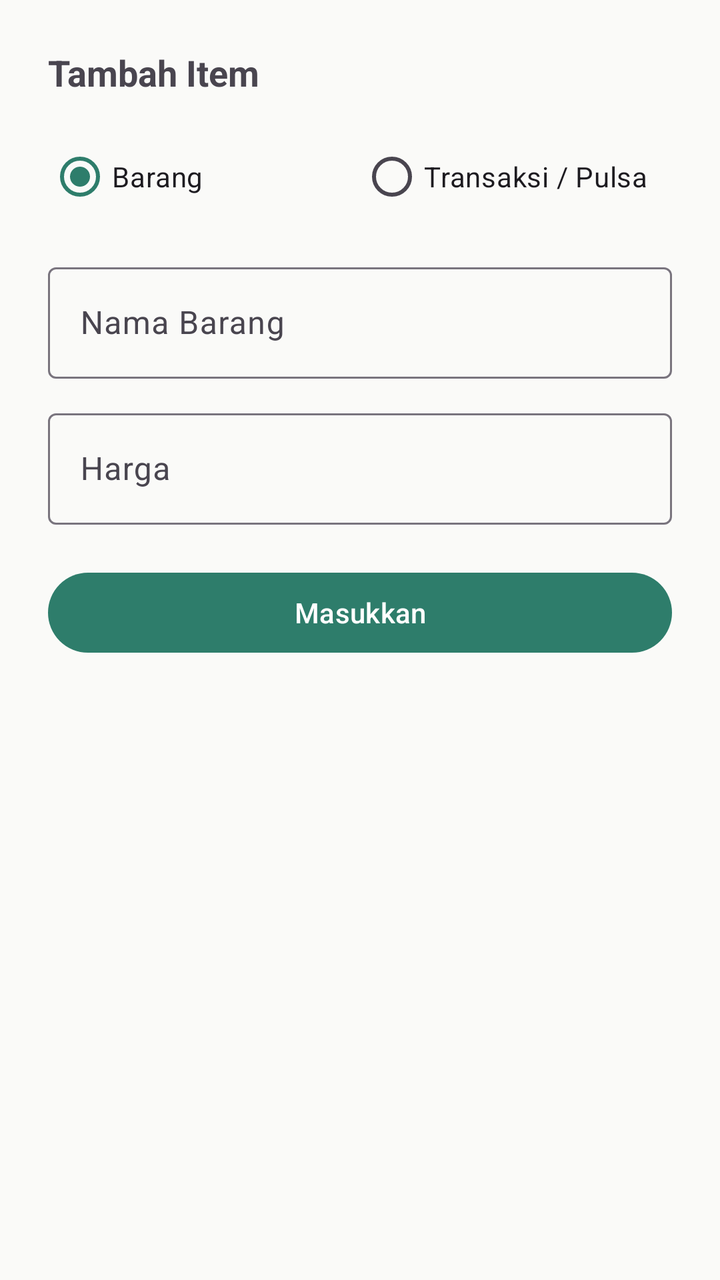
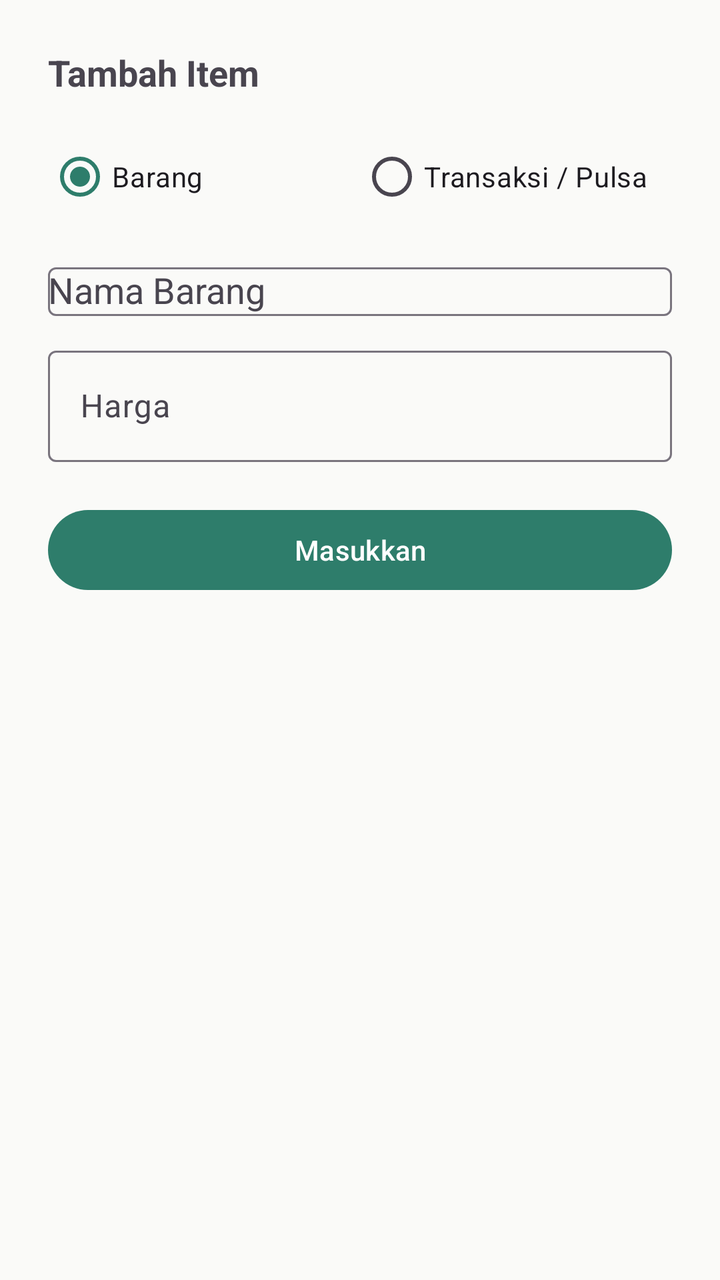

Compare the two renders of this Android layout. The source of the first and the diff that turns it into the second are given below.
<!-- AndroidManifest.xml: application theme Theme.KasirAksesoris -->
<!-- res/layout/dialog_add_item.xml -->
<?xml version="1.0" encoding="utf-8"?>
<LinearLayout xmlns:android="http://schemas.android.com/apk/res/android"
    xmlns:app="http://schemas.android.com/apk/res-auto"
    android:layout_width="match_parent"
    android:layout_height="wrap_content"
    android:orientation="vertical"
    android:padding="24dp">

    <TextView
        android:id="@+id/tvJudulDialog"
        android:layout_width="wrap_content"
        android:layout_height="wrap_content"
        android:text="Tambah Item"
        android:textStyle="bold"
        android:textSize="18sp"
        android:layout_marginBottom="16dp" />

    <RadioGroup
        android:id="@+id/radioGroupTipe"
        android:layout_width="match_parent"
        android:layout_height="wrap_content"
        android:orientation="horizontal"
        android:layout_marginBottom="16dp">

        <RadioButton
            android:id="@+id/radioBarang"
            android:layout_width="0dp"
            android:layout_height="wrap_content"
            android:layout_weight="1"
            android:text="Barang"
            android:checked="true" />

        <RadioButton
            android:id="@+id/radioPulsa"
            android:layout_width="0dp"
            android:layout_height="wrap_content"
            android:layout_weight="1"
            android:text="Transaksi / Pulsa" />
    </RadioGroup>

    <com.google.android.material.textfield.TextInputLayout
        android:id="@+id/tilNama"
        android:layout_width="match_parent"
        android:layout_height="wrap_content"
        android:hint="Nama Barang">

        <com.google.android.material.textfield.TextInputEditText
            android:id="@+id/etNama"
            android:layout_width="match_parent"
            android:layout_height="wrap_content"
            android:inputType="textCapWords" />
    </com.google.android.material.textfield.TextInputLayout>

    <com.google.android.material.textfield.TextInputLayout
        android:id="@+id/tilHarga"
        android:layout_width="match_parent"
        android:layout_height="wrap_content"
        android:layout_marginTop="12dp"
        android:hint="Harga">

        <com.google.android.material.textfield.TextInputEditText
            android:id="@+id/etHarga"
            android:layout_width="match_parent"
            android:layout_height="wrap_content"
            android:inputType="number" />
    </com.google.android.material.textfield.TextInputLayout>

    <com.google.android.material.button.MaterialButton
        android:id="@+id/btnMasukkan"
        android:layout_width="match_parent"
        android:layout_height="wrap_content"
        android:layout_marginTop="20dp"
        android:text="Masukkan" />
</LinearLayout>
<!-- resources referenced by this layout -->
<resources>
  <style name="Theme.KasirAksesoris" parent="Theme.Material3.Light.NoActionBar">
          <item name="colorPrimary">@color/brand_primary</item>
          <item name="colorPrimaryDark">@color/brand_primary_dark</item>
          <item name="colorSecondary">@color/brand_accent</item>
          <item name="android:colorBackground">@color/light_background</item>
          <item name="colorSurface">@color/light_surface</item>
          <item name="colorSurfaceVariant">@color/light_surface_variant</item>
          <item name="colorOnSurface">@color/light_on_surface</item>
          <item name="android:statusBarColor">@color/light_background</item>
          <item name="android:windowLightStatusBar">true</item>
      </style>
  <color name="brand_primary">#2E7D6B</color>
  <color name="brand_primary_dark">#1B4D42</color>
  <color name="brand_accent">#F2A65A</color>
  <color name="light_background">#FAFAF8</color>
  <color name="light_surface">#FFFFFF</color>
  <color name="light_surface_variant">#EFEFEA</color>
  <color name="light_on_surface">#1A1A1A</color>
</resources>

<!-- the commit's change to res/layout/dialog_add_item.xml (unified diff, before → after) -->
@@ -44,11 +44,12 @@
         android:layout_height="wrap_content"
         android:hint="Nama Barang">
 
-        <com.google.android.material.textfield.TextInputEditText
+        <AutoCompleteTextView
             android:id="@+id/etNama"
             android:layout_width="match_parent"
             android:layout_height="wrap_content"
-            android:inputType="textCapWords" />
+            android:inputType="textCapWords"
+            android:completionThreshold="1" />
     </com.google.android.material.textfield.TextInputLayout>
 
     <com.google.android.material.textfield.TextInputLayout
